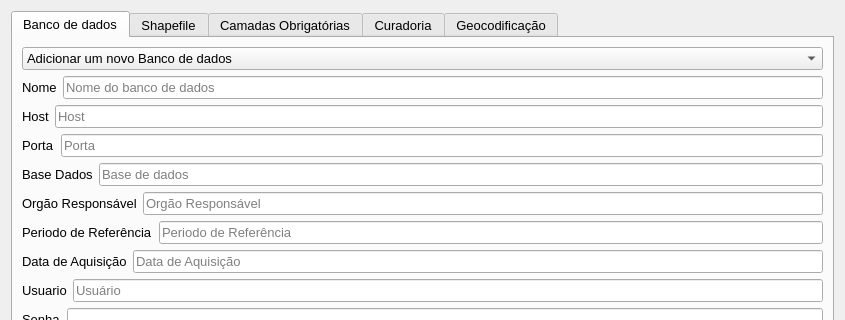
This is settings/config_window.ui in spuhub/prisma as Qt 5 draws it before an edit; both pictures show x 0 to 845 and y 0 to 320 of the 845 by 803 pixel window. The edited form follows.
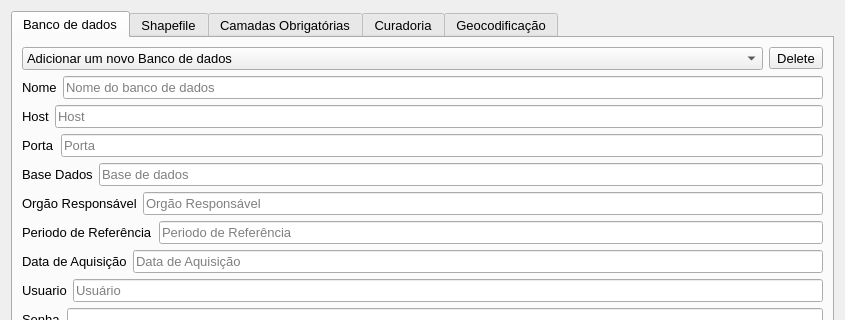
This is the edited form. The open tabs and pages were chosen to show the change. Icons and pictures are not drawn. Custom widgets are drawn as their Qt base class.

Commit message: adequacão json

```diff
--- a/settings/config_window.ui
+++ b/settings/config_window.ui
@@ -37,15 +37,30 @@
       <attribute name="title">
        <string>Banco de dados</string>
       </attribute>
-      <layout class="QVBoxLayout" name="verticalLayout_5">
+      <layout class="QVBoxLayout" name="verticalLayout_3">
        <item>
-        <widget class="QComboBox" name="combo_box_base">
+        <layout class="QHBoxLayout" name="horizontalLayout_36">
          <item>
-          <property name="text">
-           <string>Adicionar um novo Banco de dados</string>
-          </property>
+          <widget class="QComboBox" name="combo_box_base">
+           <item>
+            <property name="text">
+             <string>Adicionar um novo Banco de dados</string>
+            </property>
+           </item>
+          </widget>
          </item>
-        </widget>
+         <item>
+          <widget class="QToolButton" name="delete_base">
+           <property name="text">
+            <string>Delete</string>
+           </property>
+           <property name="icon">
+            <iconset theme="Lixo">
+             <normaloff>.</normaloff>.</iconset>
+           </property>
+          </widget>
+         </item>
+        </layout>
        </item>
        <item>
         <layout class="QHBoxLayout" name="horizontalLayout_3">
@@ -264,7 +279,7 @@
       <attribute name="title">
        <string>Shapefile</string>
       </attribute>
-      <layout class="QVBoxLayout" name="verticalLayout_3">
+      <layout class="QVBoxLayout" name="verticalLayout_5">
        <item>
         <widget class="QComboBox" name="combo_box_shp">
          <item>
```
Left out of the diff: 217 changed lines with no effect on the pictures. The commit also changes 2 other files.
